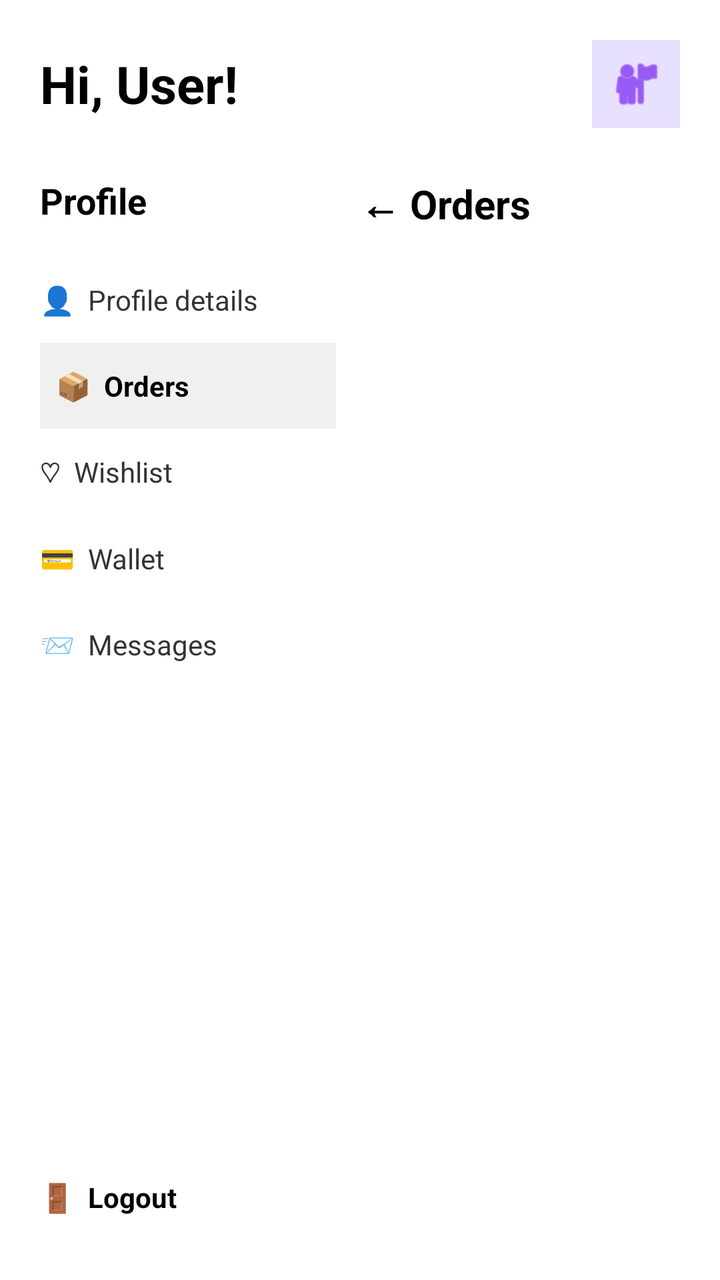
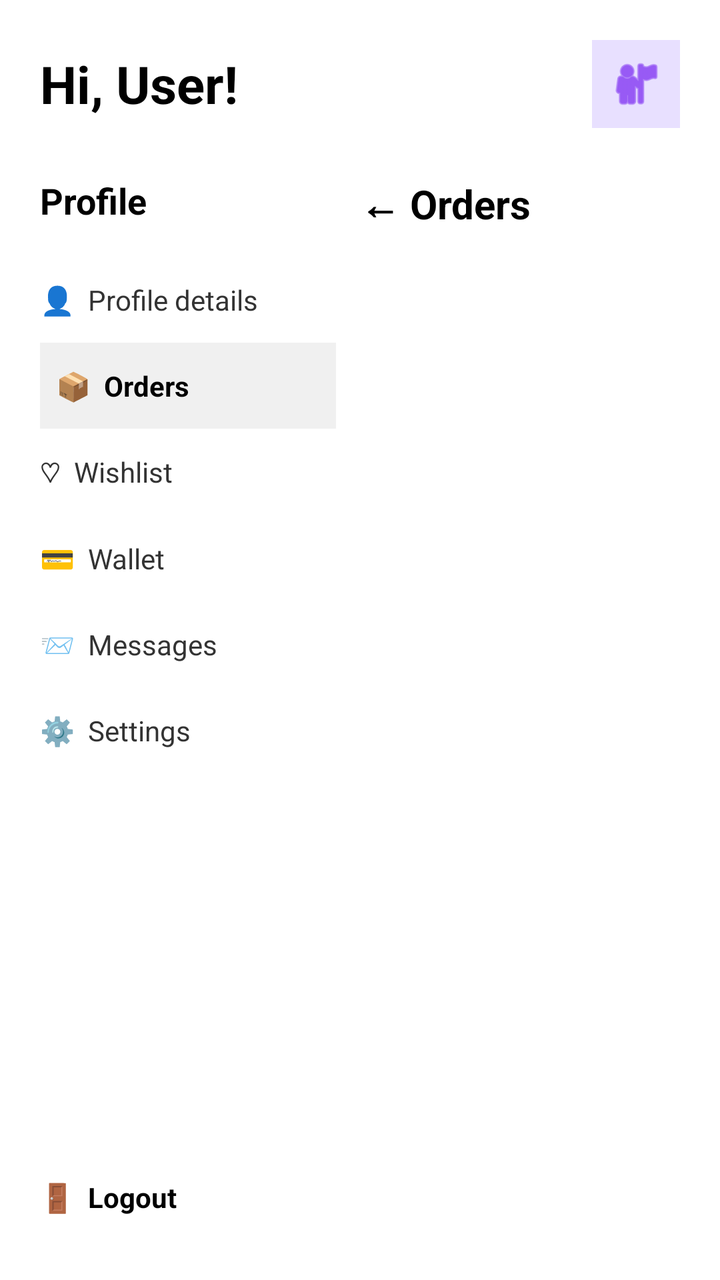

An Android layout rendered at two revisions. The XML below is the earlier revision; the diff shows what the commit changed to produce the second picture.
<!-- AndroidManifest.xml: application theme Theme.MSTPerfumes -->
<!-- res/layout/fragment_profile.xml -->
<?xml version="1.0" encoding="utf-8"?>
<LinearLayout xmlns:android="http://schemas.android.com/apk/res/android"
    xmlns:app="http://schemas.android.com/apk/res-auto"
    android:layout_width="match_parent"
    android:layout_height="match_parent"
    android:background="#FFFFFF"
    android:orientation="vertical"
    android:padding="20dp">

    
    <RelativeLayout
        android:layout_width="match_parent"
        android:layout_height="wrap_content"
        android:layout_marginBottom="24dp">

        <TextView
            android:id="@+id/tvProfileHeaderGreeting"
            android:layout_width="wrap_content"
            android:layout_height="wrap_content"
            android:layout_centerVertical="true"
            android:text="Hi, User!"
            android:textColor="@android:color/black"
            android:textSize="26sp"
            android:textStyle="bold" />

        <ImageView
            android:id="@+id/ivProfileAvatar"
            android:layout_width="44dp"
            android:layout_height="44dp"
            android:layout_alignParentEnd="true"
            android:layout_centerVertical="true"
            android:background="#E8E0FF"
            android:padding="8dp"
            android:src="@android:drawable/ic_menu_myplaces"
            app:tint="#6200EE"
            android:contentDescription="Profile Avatar" />

    </RelativeLayout>

    
    <LinearLayout
        android:layout_width="match_parent"
        android:layout_height="match_parent"
        android:baselineAligned="false"
        android:orientation="horizontal">

        
        <LinearLayout
            android:layout_width="160dp"
            android:layout_height="match_parent"
            android:orientation="vertical"
            android:paddingEnd="12dp">

            <TextView
                android:layout_width="wrap_content"
                android:layout_height="wrap_content"
                android:layout_marginBottom="16dp"
                android:text="Profile"
                android:textColor="@android:color/black"
                android:textSize="18sp"
                android:textStyle="bold" />

            <TextView
                android:id="@+id/tabProfileDetails"
                android:layout_width="match_parent"
                android:layout_height="wrap_content"
                android:background="?attr/selectableItemBackground"
                android:paddingVertical="12dp"
                android:text="👤  Profile details"
                android:textColor="#333333"
                android:textSize="14sp" />

            <TextView
                android:id="@+id/tabOrders"
                android:layout_width="match_parent"
                android:layout_height="wrap_content"
                android:background="#F0F0F0"
                android:paddingVertical="12dp"
                android:paddingStart="8dp"
                android:text="📦  Orders"
                android:textColor="@android:color/black"
                android:textSize="14sp"
                android:textStyle="bold" />

            <TextView
                android:id="@+id/tabWishlist"
                android:layout_width="match_parent"
                android:layout_height="wrap_content"
                android:background="?attr/selectableItemBackground"
                android:paddingVertical="12dp"
                android:text="♡  Wishlist"
                android:textColor="#333333"
                android:textSize="14sp" />

            <TextView
                android:id="@+id/tabWallet"
                android:layout_width="match_parent"
                android:layout_height="wrap_content"
                android:background="?attr/selectableItemBackground"
                android:paddingVertical="12dp"
                android:text="💳  Wallet"
                android:textColor="#333333"
                android:textSize="14sp" />

            <TextView
                android:id="@+id/tabMessages"
                android:layout_width="match_parent"
                android:layout_height="wrap_content"
                android:background="?attr/selectableItemBackground"
                android:paddingVertical="12dp"
                android:text="📨  Messages"
                android:textColor="#333333"
                android:textSize="14sp" />

            <View
                android:layout_width="match_parent"
                android:layout_height="0dp"
                android:layout_weight="1" />

            <TextView
                android:id="@+id/tabLogout"
                android:layout_width="match_parent"
                android:layout_height="wrap_content"
                android:background="?attr/selectableItemBackground"
                android:paddingVertical="12dp"
                android:text="🚪  Logout"
                android:textColor="@android:color/black"
                android:textSize="14sp"
                android:textStyle="bold" />

        </LinearLayout>

        
        <FrameLayout
            android:layout_width="0dp"
            android:layout_height="match_parent"
            android:layout_weight="1">

            
            <LinearLayout
                android:id="@+id/layoutOrdersView"
                android:layout_width="match_parent"
                android:layout_height="match_parent"
                android:orientation="vertical">

                <TextView
                    android:id="@+id/tvSectionTitle"
                    android:layout_width="wrap_content"
                    android:layout_height="wrap_content"
                    android:layout_marginBottom="12dp"
                    android:text="← Orders"
                    android:textColor="@android:color/black"
                    android:textSize="20sp"
                    android:textStyle="bold" />

                <androidx.recyclerview.widget.RecyclerView
                    android:id="@+id/rvOrders"
                    android:layout_width="match_parent"
                    android:layout_height="match_parent" />

            </LinearLayout>

            
            <ScrollView
                android:id="@+id/layoutProfileDetailsView"
                android:layout_width="match_parent"
                android:layout_height="match_parent"
                android:visibility="gone">

                <LinearLayout
                    android:layout_width="match_parent"
                    android:layout_height="wrap_content"
                    android:orientation="vertical">

                    <TextView
                        android:layout_width="wrap_content"
                        android:layout_height="wrap_content"
                        android:text="Profile Details"
                        android:textColor="@android:color/black"
                        android:textSize="20sp"
                        android:textStyle="bold" />

                    <com.google.android.material.card.MaterialCardView
                        android:layout_width="match_parent"
                        android:layout_height="wrap_content"
                        android:layout_marginTop="12dp"
                        app:cardCornerRadius="12dp"
                        app:cardElevation="2dp">

                        <LinearLayout
                            android:layout_width="match_parent"
                            android:layout_height="wrap_content"
                            android:orientation="vertical"
                            android:padding="16dp">

                            <TextView
                                android:id="@+id/tvDetailName"
                                android:layout_width="wrap_content"
                                android:layout_height="wrap_content"
                                android:text="Full Name: Siphesihle"
                                android:textColor="@android:color/black"
                                android:textSize="15sp" />

                            <TextView
                                android:id="@+id/tvDetailEmail"
                                android:layout_width="wrap_content"
                                android:layout_height="wrap_content"
                                android:layout_marginTop="8dp"
                                android:text="Email: siphe@mstperfumes.com"
                                android:textColor="@android:color/black"
                                android:textSize="15sp" />

                            <TextView
                                android:id="@+id/tvDetailRegisteredDate"
                                android:layout_width="wrap_content"
                                android:layout_height="wrap_content"
                                android:layout_marginTop="8dp"
                                android:text="Registered: 2024-11-01"
                                android:textColor="@android:color/darker_gray"
                                android:textSize="13sp" />

                        </LinearLayout>

                    </com.google.android.material.card.MaterialCardView>

                </LinearLayout>

            </ScrollView>

            
            <LinearLayout
                android:id="@+id/layoutWishlistView"
                android:layout_width="match_parent"
                android:layout_height="match_parent"
                android:orientation="vertical"
                android:visibility="gone">

                <TextView
                    android:layout_width="wrap_content"
                    android:layout_height="wrap_content"
                    android:layout_marginBottom="12dp"
                    android:text="My Wishlist"
                    android:textColor="@android:color/black"
                    android:textSize="20sp"
                    android:textStyle="bold" />

                <androidx.recyclerview.widget.RecyclerView
                    android:id="@+id/rvWishlist"
                    android:layout_width="match_parent"
                    android:layout_height="match_parent" />

            </LinearLayout>

            
            <LinearLayout
                android:id="@+id/layoutWalletView"
                android:layout_width="match_parent"
                android:layout_height="match_parent"
                android:orientation="vertical"
                android:visibility="gone">

                <TextView
                    android:layout_width="wrap_content"
                    android:layout_height="wrap_content"
                    android:text="Wallet &amp; Rewards"
                    android:textColor="@android:color/black"
                    android:textSize="20sp"
                    android:textStyle="bold" />

                <com.google.android.material.card.MaterialCardView
                    android:layout_width="match_parent"
                    android:layout_height="wrap_content"
                    android:layout_marginTop="12dp"
                    app:cardBackgroundColor="#2C1810"
                    app:cardCornerRadius="12dp">

                    <LinearLayout
                        android:layout_width="match_parent"
                        android:layout_height="wrap_content"
                        android:orientation="vertical"
                        android:padding="20dp">

                        <TextView
                            android:layout_width="wrap_content"
                            android:layout_height="wrap_content"
                            android:text="✨ Gold Member Status"
                            android:textColor="#D4AF37"
                            android:textSize="18sp"
                            android:textStyle="bold" />

                        <TextView
                            android:layout_width="wrap_content"
                            android:layout_height="wrap_content"
                            android:layout_marginTop="8dp"
                            android:text="Store Credit Balance: R500.00"
                            android:textColor="@android:color/white"
                            android:textSize="16sp" />

                    </LinearLayout>

                </com.google.android.material.card.MaterialCardView>

            </LinearLayout>

            
            <LinearLayout
                android:id="@+id/layoutMessagesView"
                android:layout_width="match_parent"
                android:layout_height="match_parent"
                android:orientation="vertical"
                android:visibility="gone">

                <TextView
                    android:layout_width="wrap_content"
                    android:layout_height="wrap_content"
                    android:layout_marginBottom="12dp"
                    android:text="Admin Communications"
                    android:textColor="@android:color/black"
                    android:textSize="20sp"
                    android:textStyle="bold" />

                <androidx.recyclerview.widget.RecyclerView
                    android:id="@+id/rvMessages"
                    android:layout_width="match_parent"
                    android:layout_height="match_parent" />

            </LinearLayout>

        </FrameLayout>

    </LinearLayout>

</LinearLayout>
<!-- resources referenced by this layout -->
<resources>
  <style name="Theme.MSTPerfumes" parent="Base.Theme.MSTPerfumes" />
  <style name="Base.Theme.MSTPerfumes" parent="Theme.Material3.DayNight.NoActionBar">
          
          
      </style>
</resources>

<!-- the commit's change to res/layout/fragment_profile.xml (unified diff, before → after) -->
@@ -112,6 +112,16 @@
                 android:textColor="#333333"
                 android:textSize="14sp" />
 
+            <TextView
+                android:id="@+id/tabSettings"
+                android:layout_width="match_parent"
+                android:layout_height="wrap_content"
+                android:background="?attr/selectableItemBackground"
+                android:paddingVertical="12dp"
+                android:text="⚙️  Settings"
+                android:textColor="#333333"
+                android:textSize="14sp" />
+
             <View
                 android:layout_width="match_parent"
                 android:layout_height="0dp"
@@ -326,6 +336,158 @@
 
             </LinearLayout>
 
+            
+            <ScrollView
+                android:id="@+id/layoutSettingsView"
+                android:layout_width="match_parent"
+                android:layout_height="match_parent"
+                android:visibility="gone">
+
+                <LinearLayout
+                    android:layout_width="match_parent"
+                    android:layout_height="wrap_content"
+                    android:orientation="vertical">
+
+                    <TextView
+                        android:layout_width="wrap_content"
+                        android:layout_height="wrap_content"
+                        android:text="Account &amp; Security Settings"
+                        android:textColor="@android:color/black"
+                        android:textSize="20sp"
+                        android:textStyle="bold" />
+
+                    
+                    <com.google.android.material.card.MaterialCardView
+                        android:layout_width="match_parent"
+                        android:layout_height="wrap_content"
+                        android:layout_marginTop="12dp"
+                        app:cardCornerRadius="12dp"
+                        app:cardElevation="2dp">
+
+                        <LinearLayout
+                            android:layout_width="match_parent"
+                            android:layout_height="wrap_content"
+                            android:orientation="vertical"
+                            android:padding="16dp">
+
+                            <TextView
+                                android:layout_width="wrap_content"
+                                android:layout_height="wrap_content"
+                                android:text="Personal Details"
+                                android:textColor="#2C1810"
+                                android:textSize="15sp"
+                                android:textStyle="bold" />
+
+                            <com.google.android.material.textfield.TextInputLayout
+                                style="@style/Widget.MaterialComponents.TextInputLayout.OutlinedBox"
+                                android:layout_width="match_parent"
+                                android:layout_height="wrap_content"
+                                android:layout_marginTop="8dp"
+                                android:hint="Full Name">
+
+                                <com.google.android.material.textfield.TextInputEditText
+                                    android:id="@+id/etSettingsName"
+                                    android:layout_width="match_parent"
+                                    android:layout_height="wrap_content" />
+                            </com.google.android.material.textfield.TextInputLayout>
+
+                            <com.google.android.material.textfield.TextInputLayout
+                                style="@style/Widget.MaterialComponents.TextInputLayout.OutlinedBox"
+                                android:layout_width="match_parent"
+                                android:layout_height="wrap_content"
+                                android:layout_marginTop="8dp"
+                                android:hint="Email Address">
+
+                                <com.google.android.material.textfield.TextInputEditText
+                                    android:id="@+id/etSettingsEmail"
+                                    android:layout_width="match_parent"
+                                    android:layout_height="wrap_content"
+                                    android:inputType="textEmailAddress" />
+                            </com.google.android.material.textfield.TextInputLayout>
+
+                            <com.google.android.material.textfield.TextInputLayout
+                                style="@style/Widget.MaterialComponents.TextInputLayout.OutlinedBox"
+                                android:layout_width="match_parent"
+                                android:layout_height="wrap_content"
+                                android:layout_marginTop="8dp"
+                                android:hint="Phone Number">
+
+                                <com.google.android.material.textfield.TextInputEditText
+                                    android:id="@+id/etSettingsPhone"
+                                    android:layout_width="match_parent"
+                                    android:layout_height="wrap_content"
+                                    android:inputType="phone" />
+                            </com.google.android.material.textfield.TextInputLayout>
+
+                            <com.google.android.material.textfield.TextInputLayout
+                                style="@style/Widget.MaterialComponents.TextInputLayout.OutlinedBox"
+                                android:layout_width="match_parent"
+                                android:layout_height="wrap_content"
+                                android:layout_marginTop="8dp"
+                                android:hint="Delivery Address">
+
+                                <com.google.android.material.textfield.TextInputEditText
+                                    android:id="@+id/etSettingsAddress"
+                                    android:layout_width="match_parent"
+                                    android:layout_height="wrap_content" />
+                            </com.google.android.material.textfield.TextInputLayout>
+
+                        </LinearLayout>
+                    </com.google.android.material.card.MaterialCardView>
+
+                    
+                    <com.google.android.material.card.MaterialCardView
+                        android:layout_width="match_parent"
+                        android:layout_height="wrap_content"
+                        android:layout_marginTop="16dp"
+                        app:cardCornerRadius="12dp"
+                        app:cardElevation="2dp">
+
+                        <LinearLayout
+                            android:layout_width="match_parent"
+                            android:layout_height="wrap_content"
+                            android:orientation="vertical"
+                            android:padding="16dp">
+
+                            <TextView
+                                android:layout_width="wrap_content"
+                                android:layout_height="wrap_content"
+                                android:text="Security &amp; Password Update"
+                                android:textColor="#2C1810"
+                                android:textSize="15sp"
+                                android:textStyle="bold" />
+
+                            <com.google.android.material.textfield.TextInputLayout
+                                style="@style/Widget.MaterialComponents.TextInputLayout.OutlinedBox"
+                                android:layout_width="match_parent"
+                                android:layout_height="wrap_content"
+                                android:layout_marginTop="8dp"
+                                android:hint="New Encrypted Password">
+
+                                <com.google.android.material.textfield.TextInputEditText
+                                    android:id="@+id/etSettingsNewPassword"
+                                    android:layout_width="match_parent"
+                                    android:layout_height="wrap_content"
+                                    android:inputType="textPassword" />
+                            </com.google.android.material.textfield.TextInputLayout>
+
+                        </LinearLayout>
+                    </com.google.android.material.card.MaterialCardView>
+
+                    
+                    <Button
+                        android:id="@+id/btnSaveSettings"
+                        android:layout_width="match_parent"
+                        android:layout_height="wrap_content"
+                        android:layout_marginTop="16dp"
+                        android:backgroundTint="#D4AF37"
+                        android:text="🔒 Save Settings &amp; Security"
+                        android:textColor="#2C1810"
+                        android:textSize="15sp" />
+
+                </LinearLayout>
+            </ScrollView>
+
         </FrameLayout>
 
     </LinearLayout>
